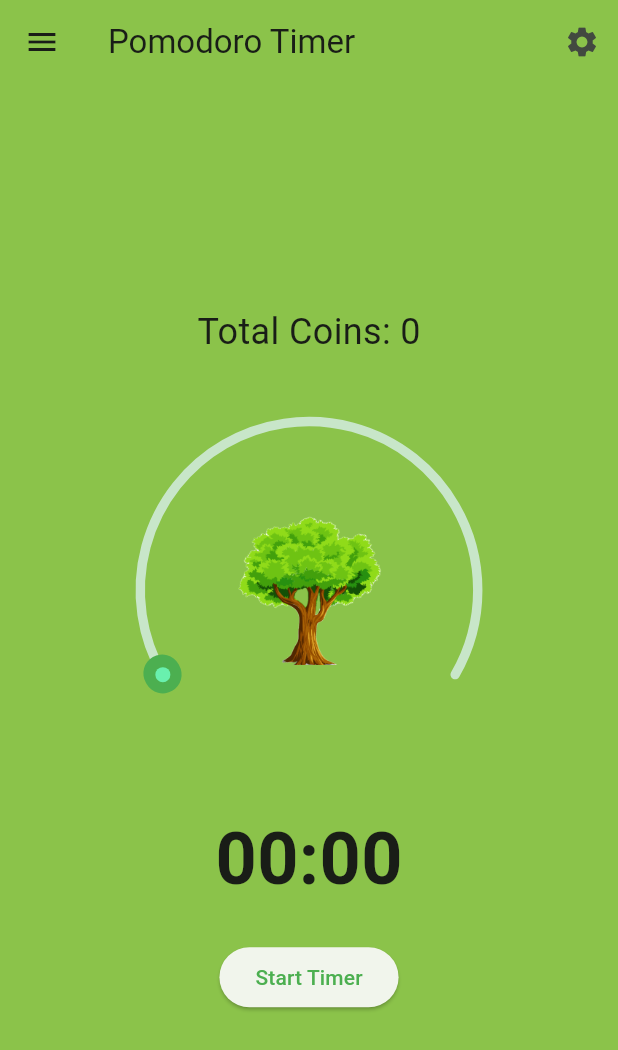
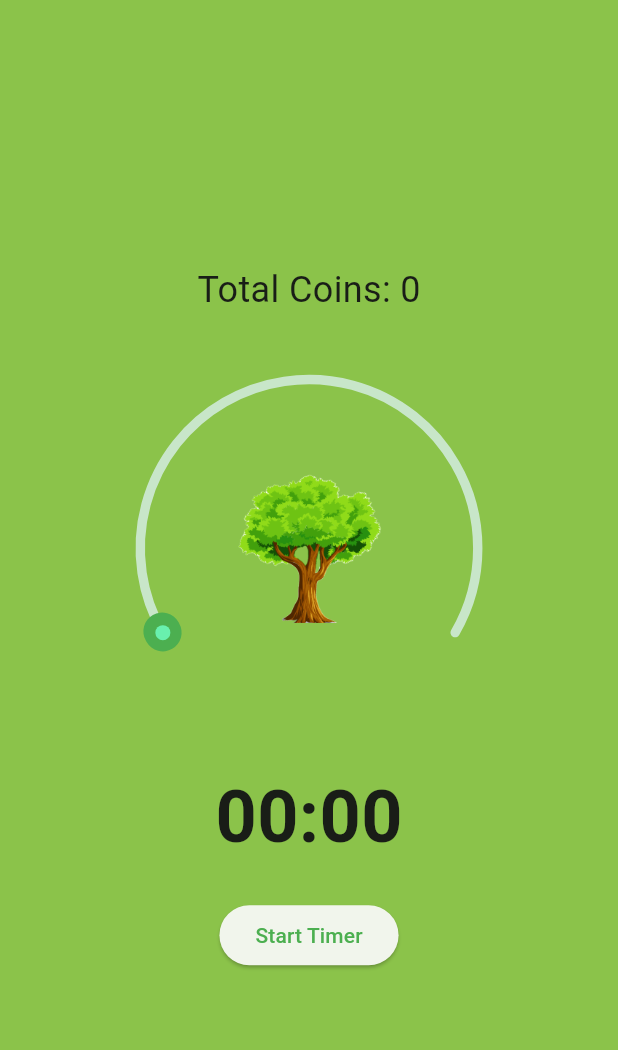
Before and after one commit to Ais3l/productivity_app_andy, a Flutter app: the screen it shows after launch, on a phone screen of 412 x 824 dp. Shown: the top 1050 px of the screen. Run offline on Flutter 3.47's test engine with Material 3 defaults, Android fonts, the light colour scheme and no system bars; drawn by our look-alikes of sleek_circular_slider.

Commit message:
smoother layout change

```diff
--- a/lib/main.dart
+++ b/lib/main.dart
@@ -89,17 +89,7 @@ class _FirstPageState extends State<FirstPage> {
   @override
   Widget build(BuildContext context) {
     return Scaffold(
-      appBar: AppBar(
-        title: const Text('Pomodoro Timer'),
-        actions: [
-          IconButton(
-            icon: const Icon(Icons.settings),
-            onPressed: () {
-              // Add your settings action here if needed
-            },
-          ),
-        ],
-      ),
+      // Removed the AppBar to eliminate the "Pomodoro Timer" headline
       body: Center(
         child: Padding(
           padding: const EdgeInsets.all(16.0),
@@ -132,7 +122,6 @@ class _FirstPageState extends State<FirstPage> {
                   return Column(
                     mainAxisAlignment: MainAxisAlignment.center,
                     children: [
-                      // Only display the image here, remove timer display
                       Image.asset(
                         'images/tree.png', // Updated path to the image
                         fit: BoxFit.cover,
```
